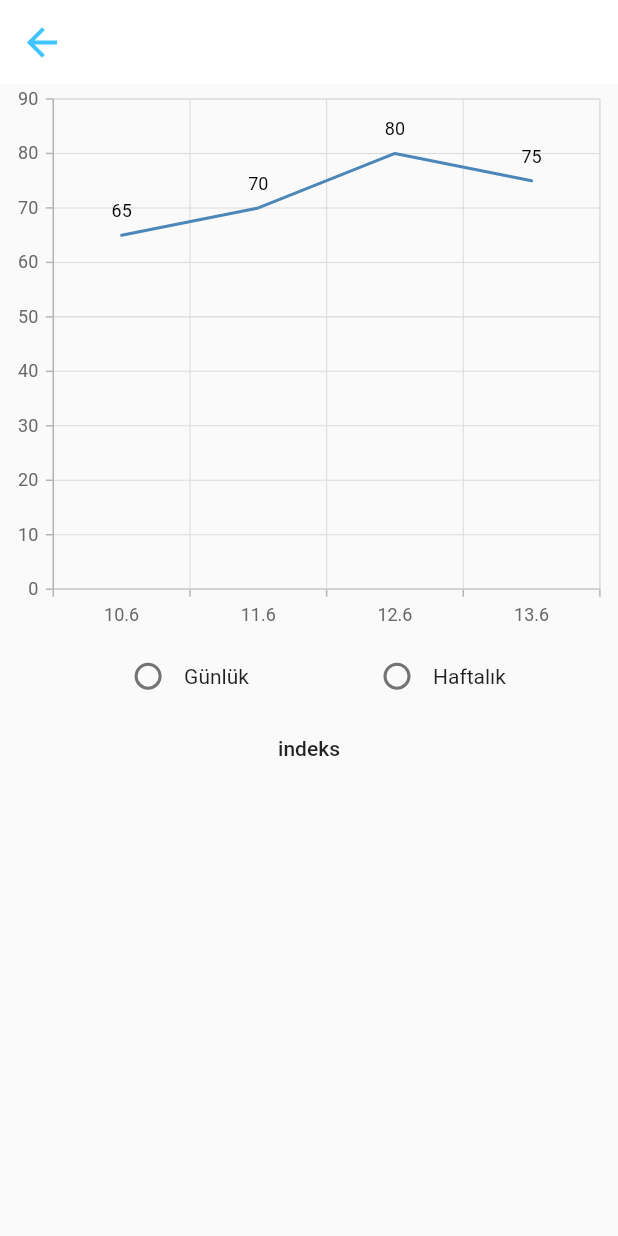
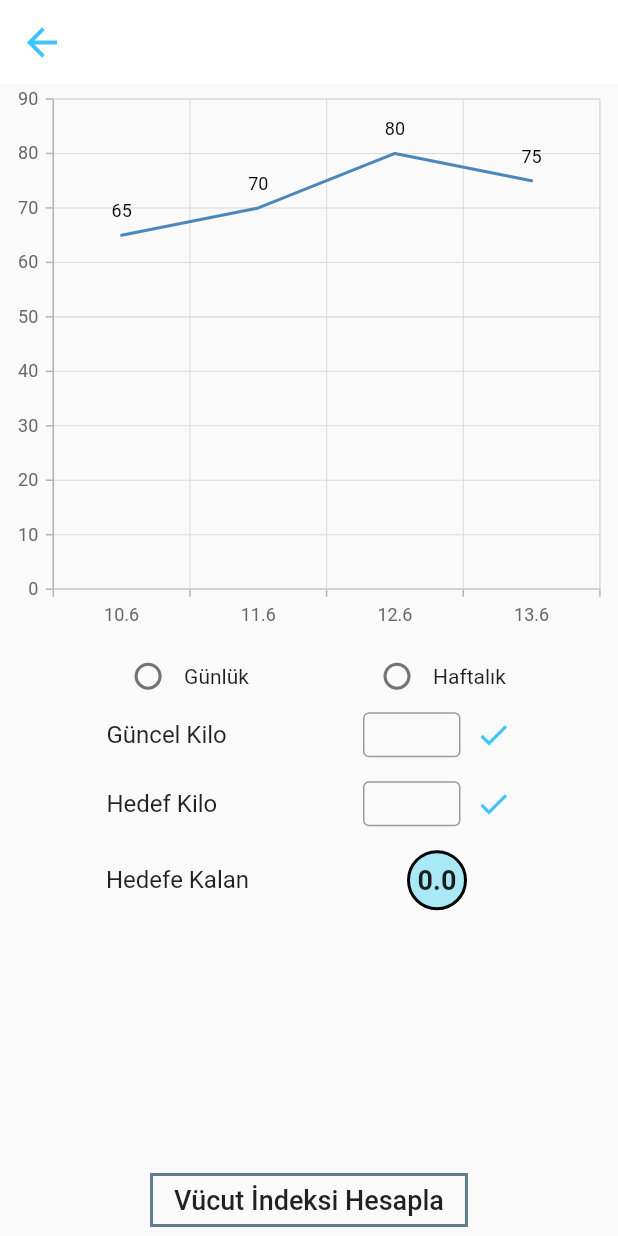
Before and after one commit to AlperenEyibil/diyet, a Flutter app: the WeightGraphic screen opened by its route, on a phone screen of 412 x 824 dp. Run offline on Flutter 3.47's test engine with Material 2 defaults, Android fonts, the phone set to English and light mode, and no system bars; our stand-ins replace shared_preferences, syncfusion_flutter_charts; missing offline and left inert: dart:ffi; accounts and stored records are empty.

Commit message:
kilo farkı tasarımı yapıldı

```diff
--- a/lib/screens/weight_control/weight_graphic.dart
+++ b/lib/screens/weight_control/weight_graphic.dart
@@ -1,5 +1,8 @@
+import 'dart:ffi';
+
 import 'package:diyet/screens/weight_control/weights.dart';
 import 'package:flutter/material.dart';
+import 'package:flutter/services.dart';
 import 'package:syncfusion_flutter_charts/charts.dart';
 
 class WeightGraphic extends StatefulWidget {
@@ -9,17 +12,21 @@ class WeightGraphic extends StatefulWidget {
 
 class _WeightGraphicState extends State<WeightGraphic> {
   List<Weights> kilolar = [
-    Weights(kilo:65,tarih: "10.6"),
-    Weights( kilo:70,tarih:  "11.6"),
+    Weights(kilo: 65, tarih: "10.6"),
+    Weights(kilo: 70, tarih: "11.6"),
     Weights(kilo: 80, tarih: "12.6"),
     Weights(kilo: 75, tarih: "13.6"),
   ];
-  String grup="";
+  String grup = "";
+  TextEditingController _gkilo = TextEditingController();
+  TextEditingController _hkilo = TextEditingController();
+  double fark=0;
 
   @override
   Widget build(BuildContext context) {
     // TODO: implement build
     return Scaffold(
+      resizeToAvoidBottomInset: false,
       appBar: AppBar(
         elevation: 0,
         backgroundColor: Colors.white,
@@ -38,28 +45,129 @@ class _WeightGraphicState extends State<WeightGraphic> {
                       dataSource: kilolar,
                       xValueMapper: (Weights kilo, _) => kilo.tarih,
                       yValueMapper: (Weights kilo, _) => kilo.kilo,
-                    dataLabelSettings: DataLabelSettings(isVisible: true)
-                  )
+                      dataLabelSettings: DataLabelSettings(isVisible: true))
                 ],
               ),
             ),
             Row(
               mainAxisAlignment: MainAxisAlignment.spaceEvenly,
               children: [
-                Row(children: [
-                  Radio(value: "Günlük", groupValue: grup, onChanged: (val){setState(() {grup=val;});}),
-                  Text("Günlük")
-                ],),
-                Row(children: [
-                  Radio(value: "Haftalık", groupValue: grup, onChanged: (val){setState(() {grup=val;});}),
-                  Text("Haftalık")
-                ],)
+                Row(
+                  children: [
+                    Radio(
+                        value: "Günlük",
+                        groupValue: grup,
+                        onChanged: (val) {
+                          setState(() {
+                            grup = val;
+                          });
+                        }),
+                    Text("Günlük")
+                  ],
+                ),
+                Row(
+                  children: [
+                    Radio(
+                        value: "Haftalık",
+                        groupValue: grup,
+                        onChanged: (val) {
+                          setState(() {
+                            grup = val;
+                          });
+                        }),
+                    Text("Haftalık")
+                  ],
+                )
               ],
             ),
+            Row(
+              mainAxisAlignment: MainAxisAlignment.spaceEvenly,
+              children: [
+                Container(child: Text("Güncel Kilo",style: TextStyle(fontSize: 16),),width: 100,),
+                Row(
+                  children: [
+                    SizedBox(
+                      height: 30,
+                      width: 65,
+                      child: TextField(
+                          style: TextStyle(fontSize: 18),
+                          controller: _gkilo,
+                          maxLines: 1,
+                          decoration: InputDecoration(
+                            contentPadding: EdgeInsets.all(6),
+                            border: OutlineInputBorder(),
+                          ),
+                          keyboardType: TextInputType.number,
+                          inputFormatters: <TextInputFormatter>[
+                            WhitelistingTextInputFormatter(RegExp(r'(^\d*\.?\d*)')),
+                            LengthLimitingTextInputFormatter(5)
+                          ]),
+                    ),
+                    SizedBox(width: 10,),
+                    InkWell(child: Icon(Icons.check,color: Colors.lightBlueAccent,)),
+                  ],
+                )
+              ],
+            ),
+            SizedBox(height: 16,),
+            Row(
+              mainAxisAlignment: MainAxisAlignment.spaceEvenly,
+              children: [
+                Container(child: Text("Hedef Kilo",style: TextStyle(fontSize: 16),),width: 100,),
+                Row(
+                  children: [
+                    SizedBox(
+                      height: 30,
+                      width: 65,
+                      child: TextField(
+                          style: TextStyle(fontSize: 18),
+                          controller: _hkilo,
+                          maxLines: 1,
+                          decoration: InputDecoration(
+                            contentPadding: EdgeInsets.all(6),
+                            border: OutlineInputBorder(),
+                          ),
+                          keyboardType: TextInputType.number,
+                          inputFormatters: <TextInputFormatter>[
+                            WhitelistingTextInputFormatter(RegExp(r'(^\d*\.?\d*)')),
+                            LengthLimitingTextInputFormatter(5)
+                          ]),
+                    ),
+                    SizedBox(width: 10,),
+                    InkWell(child: Icon(Icons.check,color: Colors.lightBlueAccent,)),
+                  ],
+                )
+              ],
+            ),
+            SizedBox(height: 16,),
+            Row(
+              mainAxisAlignment: MainAxisAlignment.spaceEvenly,
+              children: [
+                Container(child: Text("Hedefe Kalan",style: TextStyle(fontSize: 16),),width: 100,),
+                SizedBox(width: 100,
+                  child: Container(
+                    width: 40,
+                    height: 40,
+                    decoration: BoxDecoration(
+                        color: Color(0xFFA9E9F6),
+                        shape: BoxShape.circle,
+                        border: Border.all(width: 2)),
+                    child: Center(
+                      child: Text("$fark",
+                          textAlign: TextAlign.center,
+                          style: TextStyle(
+                              fontWeight: FontWeight.bold, fontSize: 18)),
+                    ),
+                  ),
+                ),
+              ],
+            ),
+            Expanded(child: SizedBox()),
             FlatButton(
+                shape: Border.all(width: 2,color: Colors.blueGrey),
                 onPressed: () =>
                     Navigator.pushNamed(context, "/body_mass_index"),
-                child: Text("indeks")),
+                child: Text("Vücut İndeksi Hesapla",style: TextStyle(fontSize: 18),)),
           ],
         ),
       ),
```
